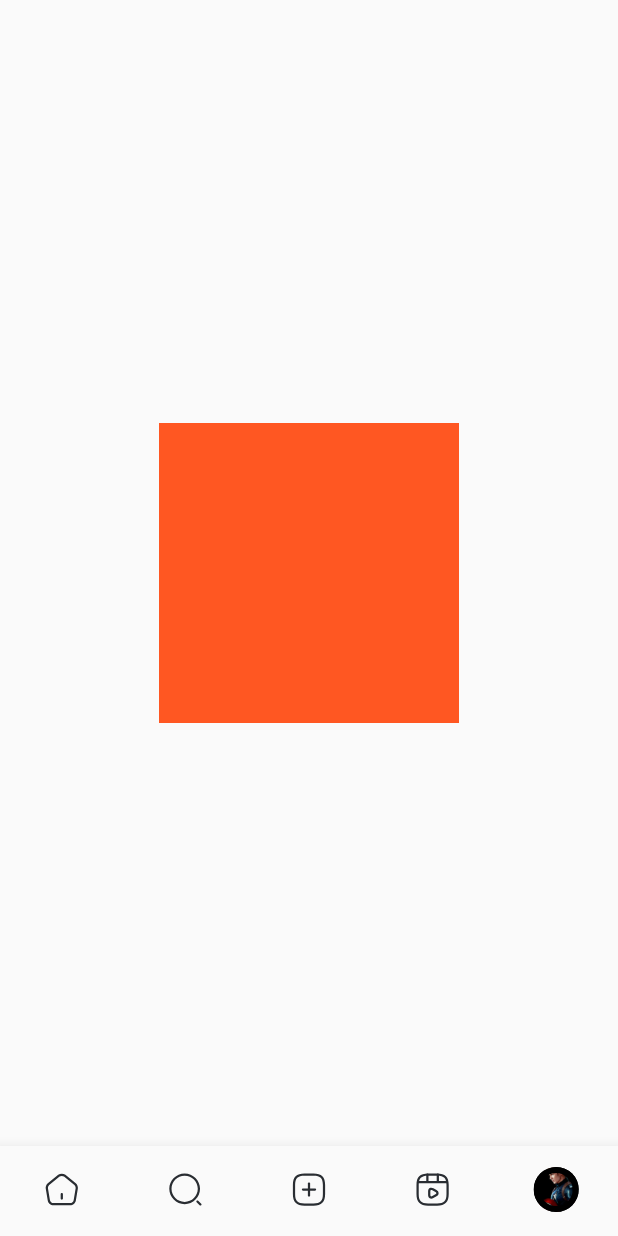
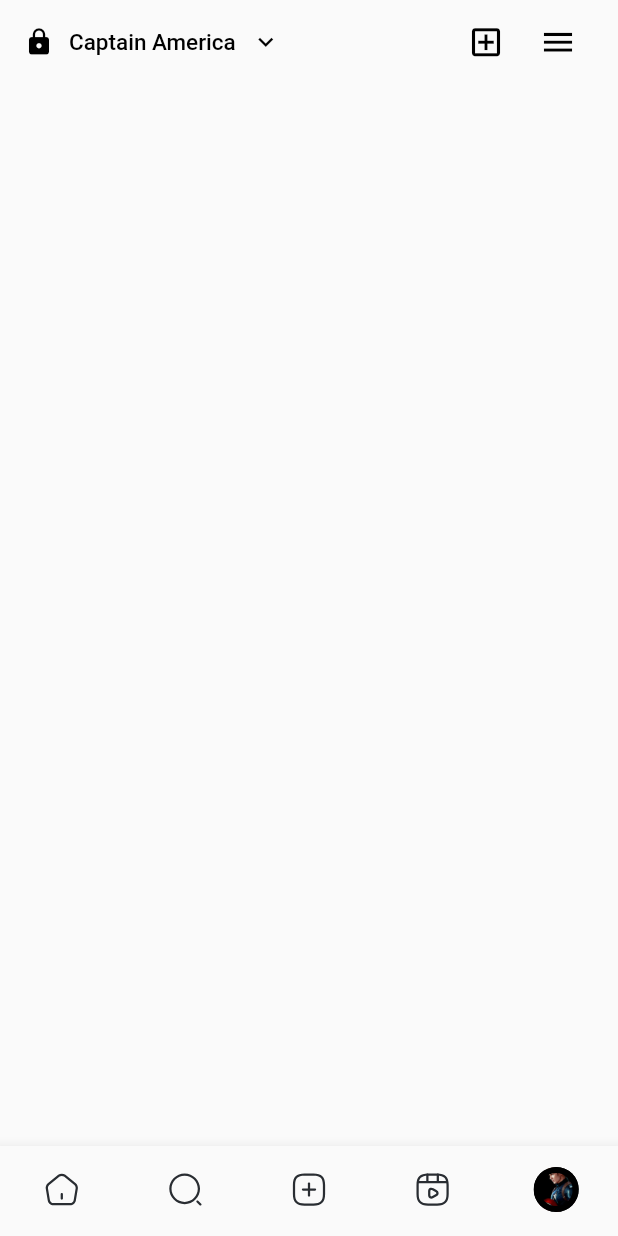
Before and after one commit to Upesh-Upreti/instagram-clone, a Flutter app: the screen it shows after launch, item 5 of the bottom bar chosen, on a phone screen of 412 x 824 dp. Run offline on Flutter 3.47's test engine with Material 2 defaults, Android fonts, the phone set to English and light mode, and no system bars; our stand-ins replace flutter_svg, image_picker, video_player; missing offline and left inert: marquee_text.

Commit message:
creates app bar of profile page

```diff
--- a/lib/screens/profile_screen.dart
+++ b/lib/screens/profile_screen.dart
@@ -1,4 +1,7 @@
 import 'package:flutter/material.dart';
+import 'package:flutter_svg/flutter_svg.dart';
+
+import '../utils/constants.dart';
 
 class ProfileScreen extends StatefulWidget {
   const ProfileScreen({super.key});
@@ -10,11 +13,53 @@ class ProfileScreen extends StatefulWidget {
 class _ProfileScreenState extends State<ProfileScreen> {
   @override
   Widget build(BuildContext context) {
-    return Center(
-      child: Container(
-        height: 200,
-        width: 200,
-        color: Colors.deepOrange,
+    return SafeArea(
+      child: Scaffold(
+        appBar: AppBar(
+          backgroundColor: Colors.transparent,
+          elevation: 0,
+          title: Row(
+            children: [
+              const Icon(
+                Icons.lock,
+                size: 20,
+                color: Colors.black,
+              ),
+              const SizedBox(
+                width: 10,
+              ),
+              const Text(
+                'Captain America',
+                style: TextStyle(color: Colors.black, fontSize: 15),
+              ),
+              const SizedBox(
+                width: 10,
+              ),
+              const Icon(
+                Icons.keyboard_arrow_down_outlined,
+                size: 20,
+                color: Colors.black,
+              ),
+              const Spacer(),
+              IconButton(
+                icon: const Icon(
+                  Icons.add_box_outlined,
+                  color: Colors.black,
+                  size: 25,
+                ),
+                onPressed: () {},
+              ),
+              IconButton(
+                icon: const Icon(
+                  Icons.menu,
+                  color: Colors.black,
+                  size: 25,
+                ),
+                onPressed: () {},
+              ),
+            ],
+          ),
+        ),
       ),
     );
   }
```
